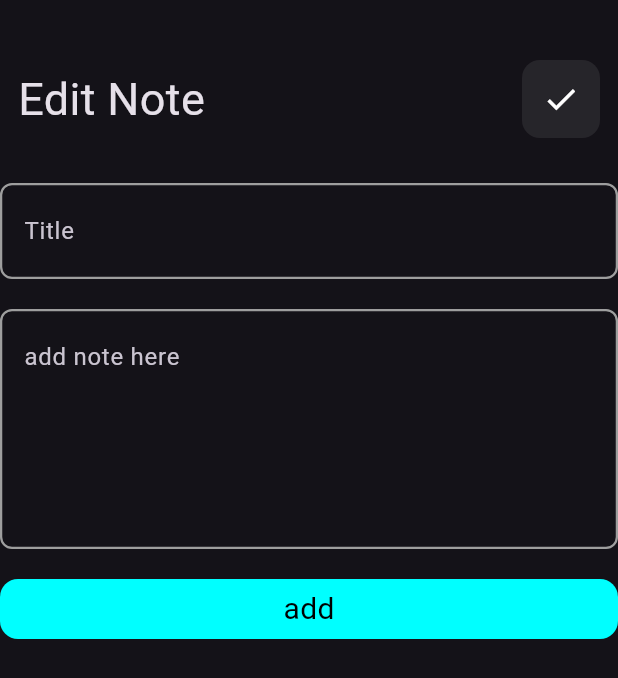
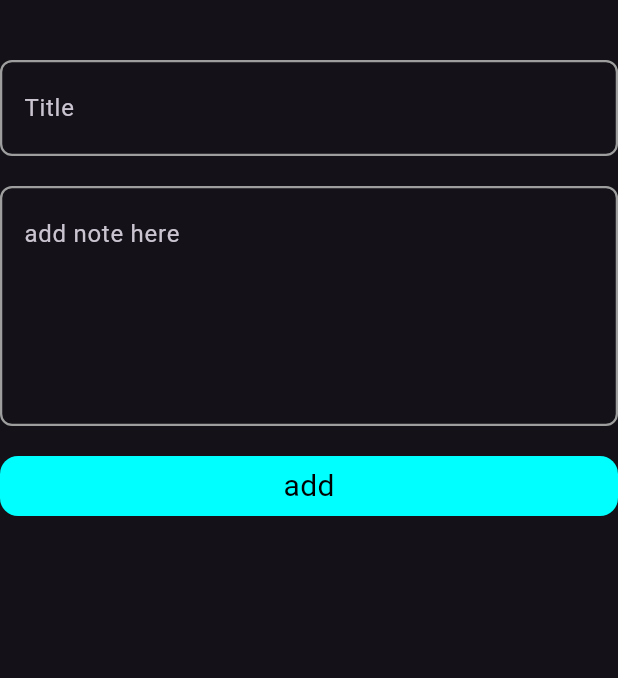
Before and after one commit to Maher35a/notes-app, a Flutter app: what addsheet() shows on an empty page, opened directly, on a phone screen of 412 x 824 dp. Shown: the top 678 px of the screen. Run offline on Flutter 3.47's test engine with Material 3 defaults, Android fonts, the phone set to English and light mode, and no system bars; our stand-ins replace bloc, hive, hive_flutter; accounts and stored records are empty; generated files the repository leaves out were written again.

Commit message:
add notes state

```diff
--- a/lib/views/widgets/BottomSheetwidget.dart
+++ b/lib/views/widgets/BottomSheetwidget.dart
@@ -40,8 +40,7 @@ class _addsheetState extends State<addsheet> {
       child: Column(
         mainAxisSize: MainAxisSize.min,
         children: [
-          CustomAppbar(title: 'Edit Note', icon: Icons.check),
-          SizedBox(height: 30),
+          SizedBox(height: 40),
           customtextfild(
             onSaved: (value) {
               title = value;
@@ -69,7 +68,7 @@ class _addsheetState extends State<addsheet> {
                 setState(() {});
               }
             },
-          ),          SizedBox(height: 70),
+          ),          SizedBox(height: 100),
 
         ],
       ),
```
Also changed, not shown: lib/cubits/addnote_cubit.dart (added, +8 -0 lines), lib/cubits/addnote_state.dart (added, +12 -0 lines).
